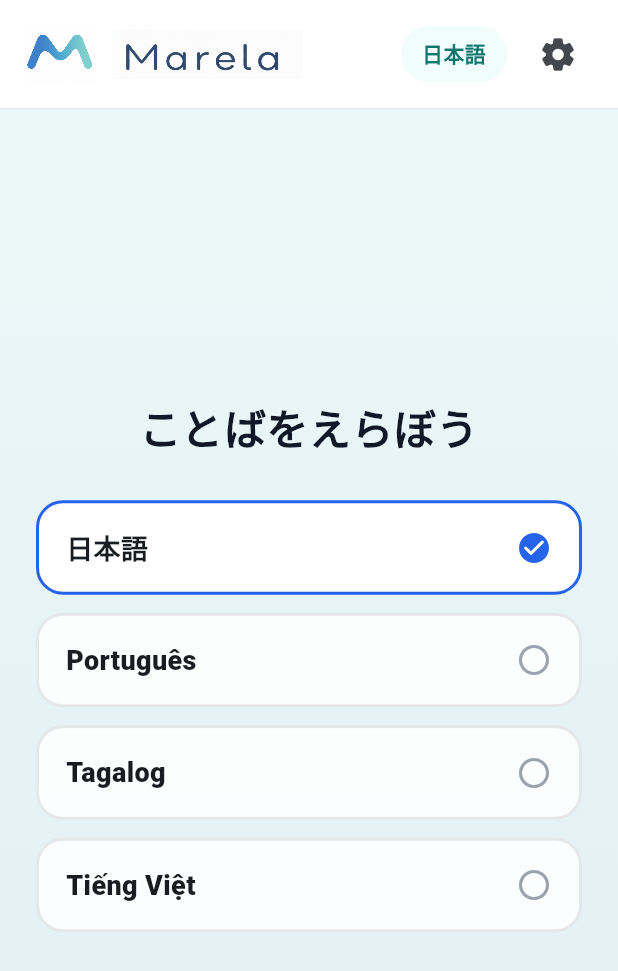
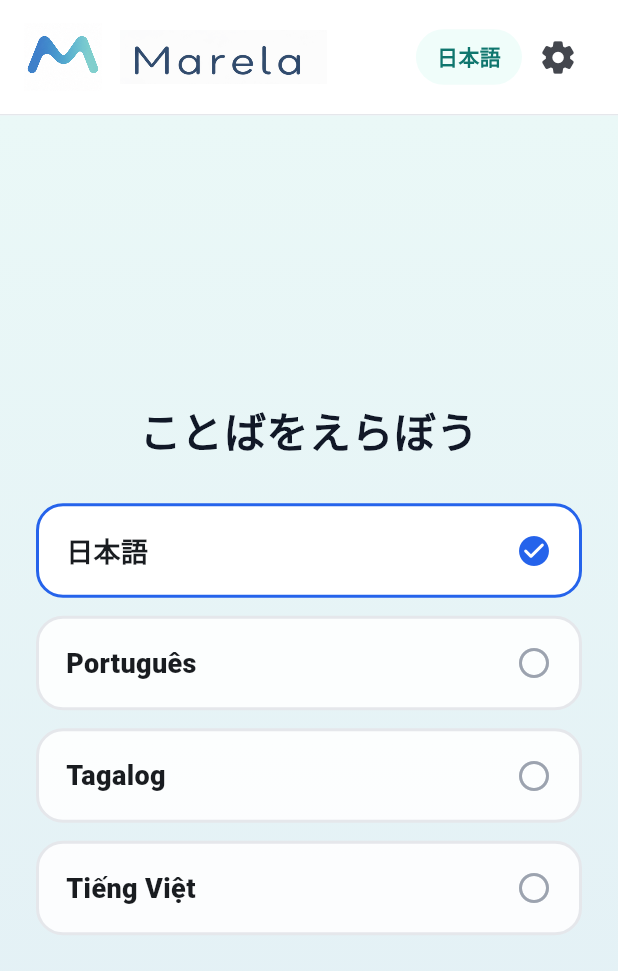
Before and after one commit to alex3333python/syuwa-study, a Flutter app: the screen it shows after launch, on a phone screen of 412 x 824 dp. Shown: the top 971 px of the screen. Run offline on Flutter 3.47's test engine with Material 3 defaults, Android fonts, the phone set to English and light mode, and no system bars; our stand-ins replace flutter_tts, shared_preferences, video_player; Roboto replaces fonts that are missing (GenInterfaceJP).

Commit message:
Fix report display and header alignment on wide screens.
Filter internal grade3/math tags from the report, restore the subtitle about
mistake reasons, map unit IDs to learner-facing labels, and pin language and
settings to the header edge while keeping the brand scalable on narrow widths.

Co-authored-by: Noeru Sugiyama <alex3333python@users.noreply.github.com>

```diff
--- a/lib/widgets/header.dart
+++ b/lib/widgets/header.dart
@@ -22,38 +22,37 @@ class Header extends StatelessWidget {
       ),
       child: Row(
         children: [
-          const Flexible(child: _MarelaBrandMark()),
-          const SizedBox(width: 8),
-          Flexible(
-            fit: FlexFit.loose,
+          Expanded(
             child: Align(
-              alignment: Alignment.centerRight,
-              child: Row(
+              alignment: Alignment.centerLeft,
+              child: FittedBox(
+                fit: BoxFit.scaleDown,
+                alignment: Alignment.centerLeft,
+                child: const _MarelaBrandMark(),
+              ),
+            ),
+          ),
+          const SizedBox(width: 12),
+          Row(
             mainAxisSize: MainAxisSize.min,
             children: [
-                  Flexible(
-                    child: Container(
+              Container(
                 padding: const EdgeInsets.symmetric(
                   horizontal: 14,
                   vertical: 8,
                 ),
                 decoration: BoxDecoration(
-                        // Teal — distinct from the old streak (orange), XP (yellow),
-                        // and level (indigo) pills.
                   color: const Color(0xFFF0FDFA),
                   borderRadius: BorderRadius.circular(999),
                 ),
                 child: Text(
                   language.label,
-                        overflow: TextOverflow.ellipsis,
                   style: const TextStyle(
                     fontWeight: FontWeight.bold,
                     color: Color(0xFF0F766E),
                   ),
                 ),
               ),
-                  ),
-                  const SizedBox(width: 10),
               IconButton(
                 tooltip: '設定',
                 icon: const Icon(Icons.settings_rounded),
@@ -65,8 +64,6 @@ class Header extends StatelessWidget {
                 onPressed: onSettingsTap,
               ),
             ],
-              ),
-            ),
           ),
         ],
       ),
@@ -82,9 +79,6 @@ class _MarelaBrandMark extends StatelessWidget {
   Widget build(BuildContext context) {
     return Semantics(
       label: 'Marela',
-      child: FittedBox(
-        fit: BoxFit.scaleDown,
-        alignment: Alignment.centerLeft,
       child: Row(
         mainAxisSize: MainAxisSize.min,
         children: [
@@ -104,7 +98,6 @@ class _MarelaBrandMark extends StatelessWidget {
           ),
         ],
       ),
-      ),
     );
   }
 }
```
Also changed, not shown: lib/screens/report_screen.dart (+19 -2 lines). Lines whose indentation alone changed are shown as unchanged.
